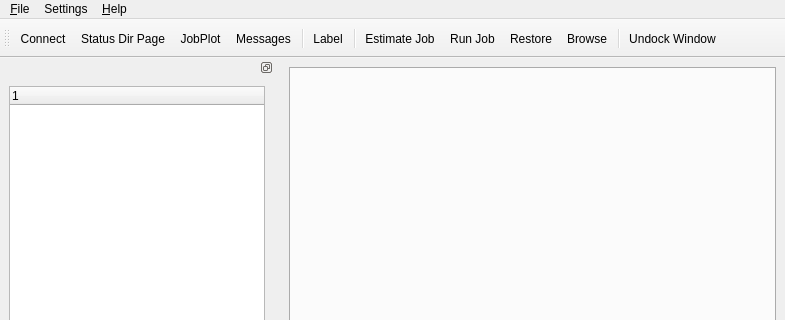
The window that src/qt-console/main.ui (naszaklasa/bacula) describes before a commit, drawn with Qt 5; both pictures show x 0 to 785 and y 0 to 320 of the 785 by 660 pixel window.
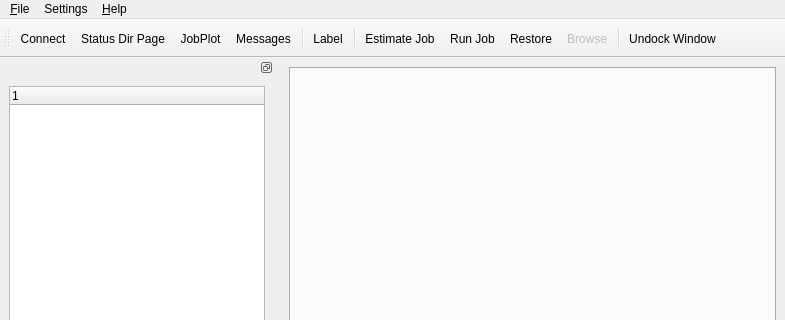
The same window after the commit. Icons and pictures are not drawn.

What changed in the file:
```diff
--- a/src/qt-console/main.ui
+++ b/src/qt-console/main.ui
@@ -106,19 +106,19 @@
    <attribute name="toolBarBreak" >
     <bool>false</bool>
    </attribute>
-   <addaction name="actionConnect" />
-   <addaction name="actionStatusDirPage" />
-   <addaction name="actionJobPlot" />
-   <addaction name="actionMessages" />
-   <addaction name="separator" />
-   <addaction name="actionLabel" />
-   <addaction name="separator" />
-   <addaction name="actionEstimate" />
-   <addaction name="actionRun" />
-   <addaction name="actionRestore" />
-   <addaction name="actionBrowse" />
-   <addaction name="separator" />
-   <addaction name="actionUndock" />
+   <addaction name="actionConnect"/>
+   <addaction name="actionStatusDirPage"/>
+   <addaction name="actionJobPlot"/>
+   <addaction name="actionMessages"/>
+   <addaction name="separator"/>
+   <addaction name="actionLabel"/>
+   <addaction name="separator"/>
+   <addaction name="actionEstimate"/>
+   <addaction name="actionRun"/>
+   <addaction name="actionRestore"/>
+   <addaction name="actionBrowse"/>
+   <addaction name="separator"/>
+   <addaction name="actionUndock"/>
   </widget>
   <widget class="QDockWidget" name="dockWidget" >
    <property name="sizePolicy" >
@@ -494,9 +494,12 @@
     <string>bat &amp;Help</string>
    </property>
   </action>
-  <action name="actionBrowse" >
-   <property name="icon" >
-    <iconset resource="main.qrc" >
+  <action name="actionBrowse">
+   <property name="enabled">
+    <bool>false</bool>
+   </property>
+   <property name="icon">
+    <iconset resource="main.qrc">
      <normaloff>:/images/browse.png</normaloff>:/images/browse.png</iconset>
    </property>
    <property name="text" >
```
Left out of the diff: 435 changed lines with no effect on the pictures.
